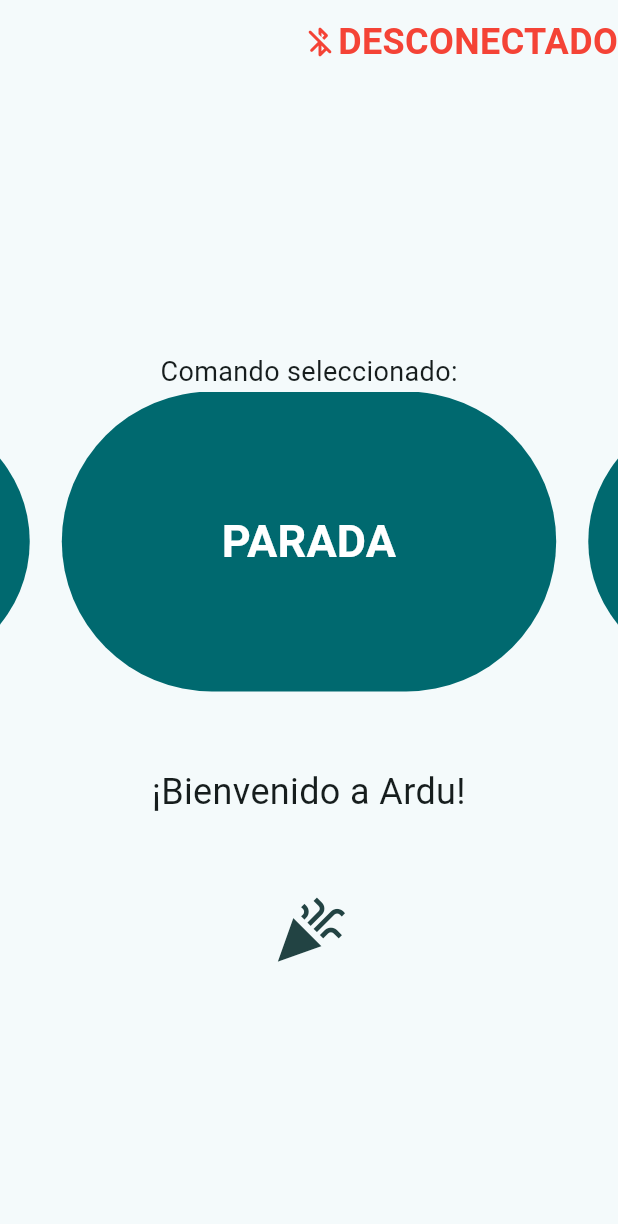
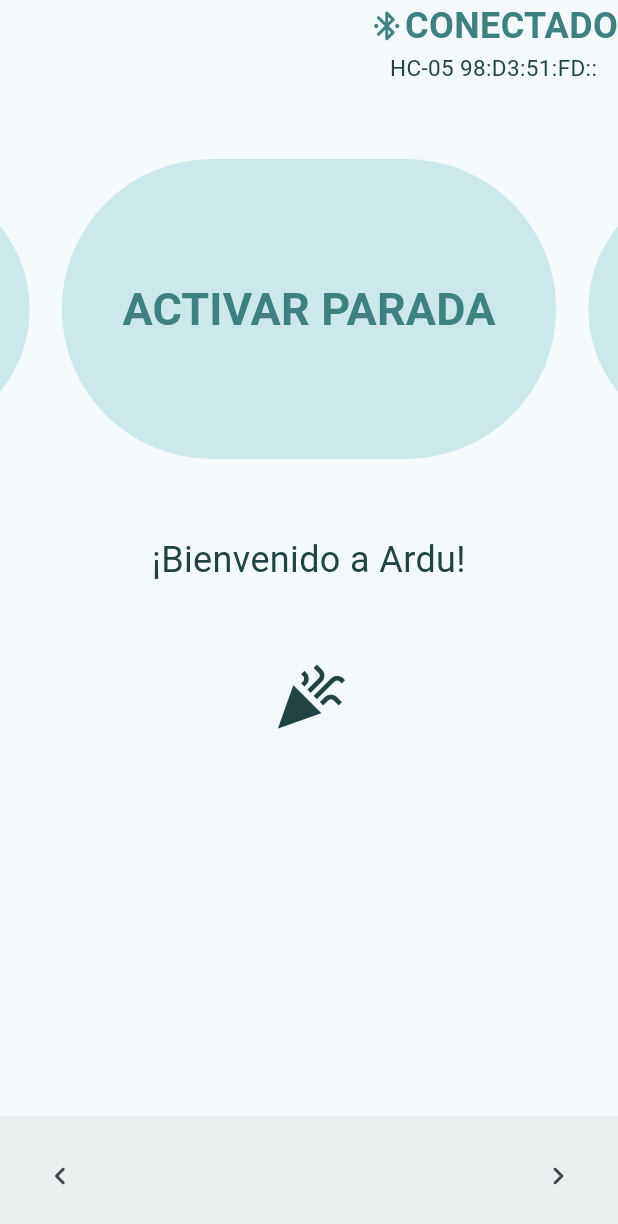
Before and after one commit to Aleksei324/ardu, a Flutter app: the screen it shows after launch, on a phone screen of 412 x 824 dp. Shown: the top 1224 px of the screen. Run offline on Flutter 3.47's test engine with Material 2 defaults, Android fonts, the phone set to English and light mode, and no system bars; drawn by our look-alikes of carousel_slider; Roboto replaces fonts that are missing (Ubuntu).

Commit message:
Progreso y flechas

```diff
--- a/lib/main.dart
+++ b/lib/main.dart
@@ -31,7 +31,7 @@ class MyApp extends StatelessWidget {
         // tested with just a hot reload.
         colorScheme: ColorScheme.fromSeed(seedColor: const Color.fromARGB(255, 140, 219, 225)),
         useMaterial3: true,
-        fontFamily: 'Ubuntu'
+        fontFamily: 'Ubuntu', // no funciona lol
       ),
       home: const MyHomePage(),
     );
@@ -57,29 +57,41 @@ class MyHomePage extends StatefulWidget {
 }
 
 class _MyHomePageState extends State<MyHomePage> {
-  int _comandoActual = 0;
-  String _descripcion = '¡Bienvenido a Ardu!';
-  IconData _logoComando = Icons.celebration;
-  final bool _conectado = false;
-  final String _address = 'HC-05 98:D3:51:FD::';
-
-  void ejecutarComando(int comando) {
-
-  }
-
-  void _cambiarComando(int nuevoCom) {
-    final List<String> listDescripciones = [
+  static const List<String> listBotones = [
+    'ACTIVAR PARADA', 'ACTIVAR ARRANQUE',
+    'INCREMENTAR VELOCIDAD', 'REDUCIR VELOCIDAD',
+    'COMENZAR CICLO'
+  ];
+  static const List<String> listDescripciones = [
     'El comando de parada detiene el giro del motor independientemente de su nivel de velocidad.',
     'El comando de arranque reanuda el giro del motor en el nivel de velocidad que tenía.',
     'El comando de incremento, por cada pulsada, incrementa la velocidad del motor.',
     'El comando de reducción, por cada pulsada, disminuye la velocidad del motor.',
     'El comando de ciclo inicia el ciclo de control cuando es presionado durante una parada.'
   ];
-    final List<IconData> listIconos = [
+  static const List<IconData> listIconos = [
     Icons.pause_rounded, Icons.play_arrow_rounded,
     Icons.fast_forward_rounded, Icons.fast_rewind_rounded,
     Icons.all_inclusive_rounded
   ];
+
+  CarouselController buttonCarouselController = CarouselController();
+
+  int _comandoActual = 0;
+  String _descripcion = '¡Bienvenido a Ardu!';
+  IconData _logoComando = Icons.celebration;
+  bool _conectado = true;
+  String _address = 'HC-05 98:D3:51:FD::';
+
+  void ejecutarComando(int comando) {
+
+  }
+
+  void ejecutarComand(int comando) {
+
+  }
+
+  void _cambiarComando(int nuevoCom) {
     setState(() {
       _comandoActual = nuevoCom;
       _descripcion = listDescripciones[nuevoCom];
@@ -105,10 +117,20 @@ class _MyHomePageState extends State<MyHomePage> {
         // the App.build method, and use it to set our appbar title.
         //title: Text(widget.title),
         actions: <Widget>[
+
+          Column(
+            mainAxisAlignment: MainAxisAlignment.center,
+            children: <Widget>[
+
+              Row(
+                mainAxisAlignment: MainAxisAlignment.end,
+                children: <Widget>[
+
                   Icon(
                     _conectado ? Icons.bluetooth_connected_rounded : Icons.bluetooth_disabled_rounded,
                     color: _conectado ? const Color.fromARGB(255, 63, 129, 129):Colors.red,
                   ),
+
                   Text(
                     _conectado ? 'CONECTADO':'DESCONECTADO',
                     style: TextStyle(
@@ -116,18 +138,31 @@ class _MyHomePageState extends State<MyHomePage> {
                       color: _conectado ? const Color.fromARGB(255, 63, 129, 129):Colors.red,
                     ),
                   ),
+
+                ],
+              ),
+
               Text(
-            _conectado ? _address:'',
+                _conectado ? _address : '',
                 style: const TextStyle(
-              fontSize: 20,
+                  fontSize: 15,
+                  color: Color.fromARGB(255, 34, 67, 67),
                 ),
               ),
+
             ],
           ),
+
+        ],
+      ),
+
+
+
       body: Center(
         // Center is a layout widget. It takes a single child and positions it
         // in the middle of the parent.
-        child: Column(
+        child:
+        Column(
           // Column is also a layout widget. It takes a list of children and
           // arranges them vertically. By default, it sizes itself to fit its
           // children horizontally, and tries to be as tall as its parent.
@@ -141,54 +176,86 @@ class _MyHomePageState extends State<MyHomePage> {
           // TRY THIS: Invoke "debug painting" (choose the "Toggle Debug Paint"
           // action in the IDE, or press "p" in the console), to see the
           // wireframe for each widget.
-          mainAxisAlignment: MainAxisAlignment.center,
+          mainAxisAlignment: MainAxisAlignment.start,
           children: <Widget>[
-            const Text(
-              'Comando seleccionado:',
-              style: TextStyle(fontSize: 18),
+
+          const Divider(
+            height: 50,
+            color: Color.fromARGB(0, 0, 0, 0),
           ),
-            CarouselSlider(
-              options: CarouselOptions(
-                autoPlayInterval: const Duration(seconds: 30),
-                initialPage: 0, autoPlay: true, height: 200,
-                enlargeCenterPage: true, enlargeFactor: 0.3,
-                scrollDirection: Axis.horizontal
-              ),
-              items: [
-                'PARADA', 'ARRANQUE',
-                'INCREMENTAR', 'REDUCIR',
-                'CICLO'
-              ].map((i) {
-                return Builder(builder: (BuildContext context) {
+
+            CarouselSlider.builder(
+              itemCount: 5,
+              itemBuilder: (BuildContext context, int itemIndex, int pageViewIndex){
                 return SizedBox(
                   width: MediaQuery.of(context).size.width,
-                    child: FilledButton(
+                  child:
+                  FilledButton.tonal(
                     onPressed: () {ejecutarComando(_comandoActual);},
-                      child: Padding(
+                    child:
+                    Padding(
                       padding:const EdgeInsets.all(10),
-                        child: Text(i,
+                      child:
+                      Text(listBotones[itemIndex],
                         textAlign: TextAlign.center,
-                          style: const TextStyle(fontSize: 30, fontWeight: FontWeight.bold, height: 0.9),
+                        style: const TextStyle(color: Color.fromARGB(255, 63, 129, 129),
+                          fontSize: 30, fontWeight: FontWeight.bold, height: 0.9),
                       ),
                     ),
                   ),
                 );
-                },);
-              }).toList(),
+              },
+              carouselController: buttonCarouselController,
+              options: CarouselOptions(
+                autoPlayInterval: const Duration(seconds: 10),
+                initialPage: 0, autoPlay: true, height: 200,
+                enlargeCenterPage: true, enlargeFactor: 0.3,
+                scrollDirection: Axis.horizontal,
               ),
+            ),
+
             Padding(
               padding:const EdgeInsets.all(50),
-              child: Text(
+              child:
+              Text(
                 _descripcion,
                 textAlign: TextAlign.center,
-                style: const TextStyle(fontSize: 24),
+                style: const TextStyle(
+                  fontSize: 24,
+                  color: Color.fromARGB(255, 34, 67, 67),
                 ),
               ),
+            ),
+
             Icon(
               _logoComando,
               size: 50.0,
               color: const Color.fromARGB(255, 34, 67, 67),
             ),
+
+          ],
+        ),
+      ),
+
+
+
+      bottomNavigationBar: BottomAppBar(
+        surfaceTintColor: const Color.fromARGB(0, 0, 0, 0),
+        child:
+        Row(
+          mainAxisAlignment: MainAxisAlignment.spaceBetween,
+          children: <Widget>[
+
+            IconButton(
+              onPressed: (){buttonCarouselController.previousPage();},
+              icon: const Icon(Icons.navigate_before_rounded),
+            ),
+
+            IconButton(
+              onPressed: (){buttonCarouselController.nextPage();},
+              icon: const Icon(Icons.navigate_next_rounded),
+            ),
+
           ],
         ),
       ), // This trailing comma makes auto-formatting nicer for build methods.
```
Also changed, not shown: 1 other file. Lines whose indentation alone changed are shown as unchanged.
